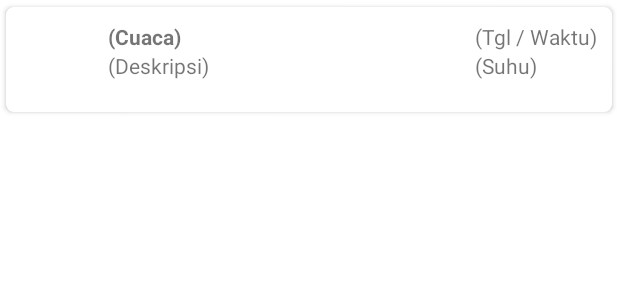
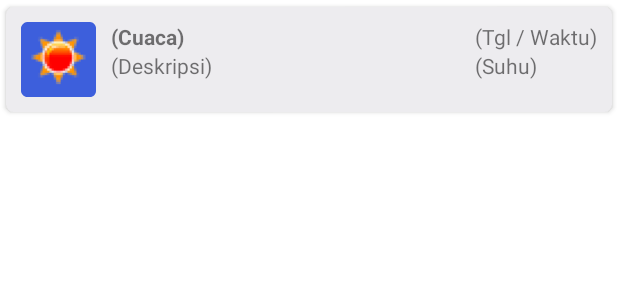
Before and after one commit to tolepganteng/Cuaca, an Android app: the layout list_cuaca.xml on its own in the app's theme, with its tools: preview values and no code run, on a phone screen of 412 x 824 dp. Shown: the top 300 px of the screen. Run offline under Robolectric (Android 15) with nearby library versions, the phone set to English and light mode, and no system bars.

Commit message:
update
done

```diff
--- a/app/src/main/java/com/davidmahendra/cuaca/CuacaAdapter.java
+++ b/app/src/main/java/com/davidmahendra/cuaca/CuacaAdapter.java
@@ -8,7 +8,7 @@ import android.view.ViewGroup;
 import androidx.annotation.NonNull;
 import androidx.recyclerview.widget.RecyclerView;
 
-import java.lang.invoke.MethodHandles;
+
 import java.text.DecimalFormat;
 import java.text.ParseException;
 import java.text.SimpleDateFormat;
@@ -49,6 +49,8 @@ public class CuacaAdapter extends RecyclerView.Adapter<CuacaViewHolder> {
 
         String suhu = formatNumber(toCelcius(mm.getTemp_min()), "###.##") + "°C - " +
                 formatNumber(toCelcius(mm.getTemp_max()), "###.##") + "C";
+
+        Log.d("*88*", wm.getIcon());
 
         switch (wm.getIcon()) {
             case "01d":
@@ -100,7 +102,7 @@ public class CuacaAdapter extends RecyclerView.Adapter<CuacaViewHolder> {
                 break;
 
             case "11d":
-                holder.cuacaImageView.setImageResource(R.mipmap.ic_11n_foreground);
+                holder.cuacaImageView.setImageResource(R.mipmap.ic_11d_foreground);
                 break;
 
             case "11n":
--- a/app/src/main/java/com/davidmahendra/cuaca/ListModel.java
+++ b/app/src/main/java/com/davidmahendra/cuaca/ListModel.java
@@ -35,4 +35,8 @@ public class ListModel
     public void setDt_txt(String dt_txt) {
         this.dt_txt = dt_txt;
     }
+
+    public ListModel() {
+
+    }
 }
--- a/app/src/main/java/com/davidmahendra/cuaca/MainActivity.java
+++ b/app/src/main/java/com/davidmahendra/cuaca/MainActivity.java
@@ -6,7 +6,6 @@ import androidx.recyclerview.widget.RecyclerView;
 import androidx.swiperefreshlayout.widget.SwipeRefreshLayout;
 
 import android.os.Bundle;
-import android.util.Log;
 import android.widget.Toast;
 
 import com.google.gson.Gson;
--- a/app/src/main/res/layout/activity_main.xml
+++ b/app/src/main/res/layout/activity_main.xml
@@ -1,6 +1,5 @@
 <?xml version="1.0" encoding="utf-8"?>
 <androidx.swiperefreshlayout.widget.SwipeRefreshLayout xmlns:android="http://schemas.android.com/apk/res/android"
-    xmlns:app="http://schemas.android.com/apk/res-auto"
     xmlns:tools="http://schemas.android.com/tools"
     android:layout_width="match_parent"
     android:layout_height="match_parent"
--- a/app/src/main/res/layout/list_cuaca.xml
+++ b/app/src/main/res/layout/list_cuaca.xml
@@ -5,6 +5,7 @@
     xmlns:app="http://schemas.android.com/apk/res-auto"
     app:cardUseCompatPadding="true"
     app:cardCornerRadius="5dp"
+    app:cardBackgroundColor="#EDECEF"
     android:elevation="3dp"
     app:contentPadding="10dp">
     <LinearLayout
@@ -12,8 +13,9 @@
         android:layout_height="wrap_content"
         android:orientation="horizontal">
         <ImageView
-            android:layout_width="48dp"
+            android:layout_width="50dp"
             android:layout_height="50dp"
+            android:src="@mipmap/ic_01d"
             android:layout_marginRight="10dp"
             android:id="@+id/cuacaImageView"/>
         <LinearLayout
@@ -33,7 +35,7 @@
                 android:text="(Deskripsi)"
                 android:id="@+id/deskripsiTextView"/>
         </LinearLayout>
-            <LinearLayout
+        <LinearLayout
             android:layout_width="wrap_content"
             android:layout_height="wrap_content"
             android:orientation="vertical">
@@ -47,6 +49,6 @@
                 android:layout_height="wrap_content"
                 android:text="(Suhu)"
                 android:id="@+id/suhuTextView"/>
-            </LinearLayout>
+        </LinearLayout>
     </LinearLayout>
 </androidx.cardview.widget.CardView>
```
Also changed, not shown: app/src/main/java/com/davidmahendra/cuaca/MainModel.java (+4 -3 lines), app/src/main/java/com/davidmahendra/cuaca/RootModel.java (+9 -4 lines), app/src/main/java/com/davidmahendra/cuaca/WeatherModel.java (+22 -7 lines).
